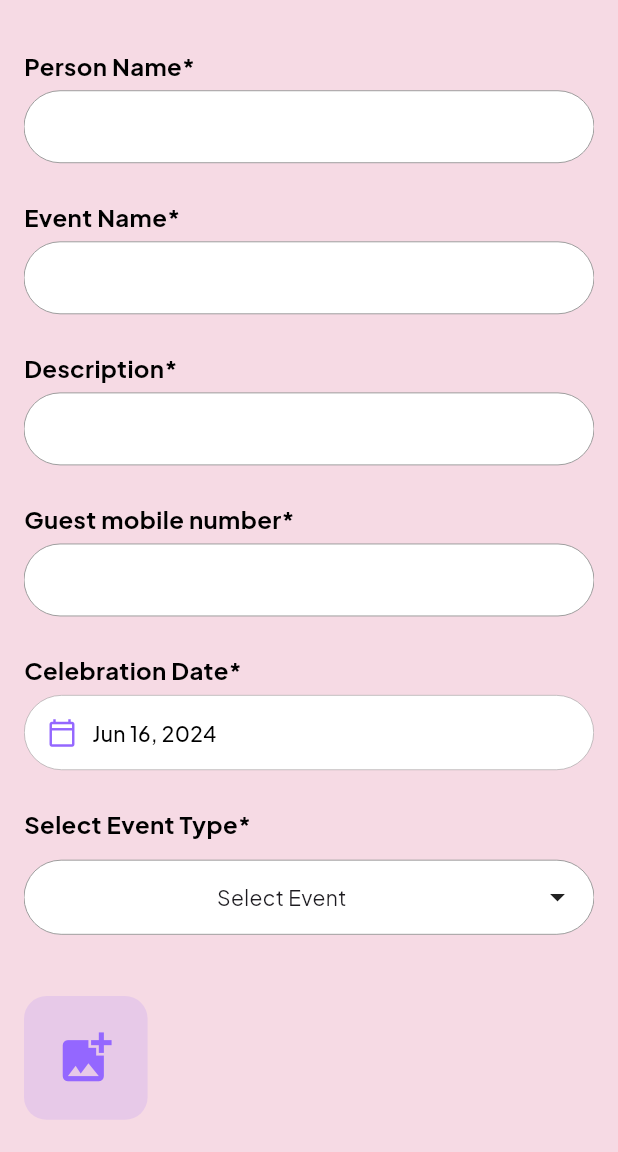
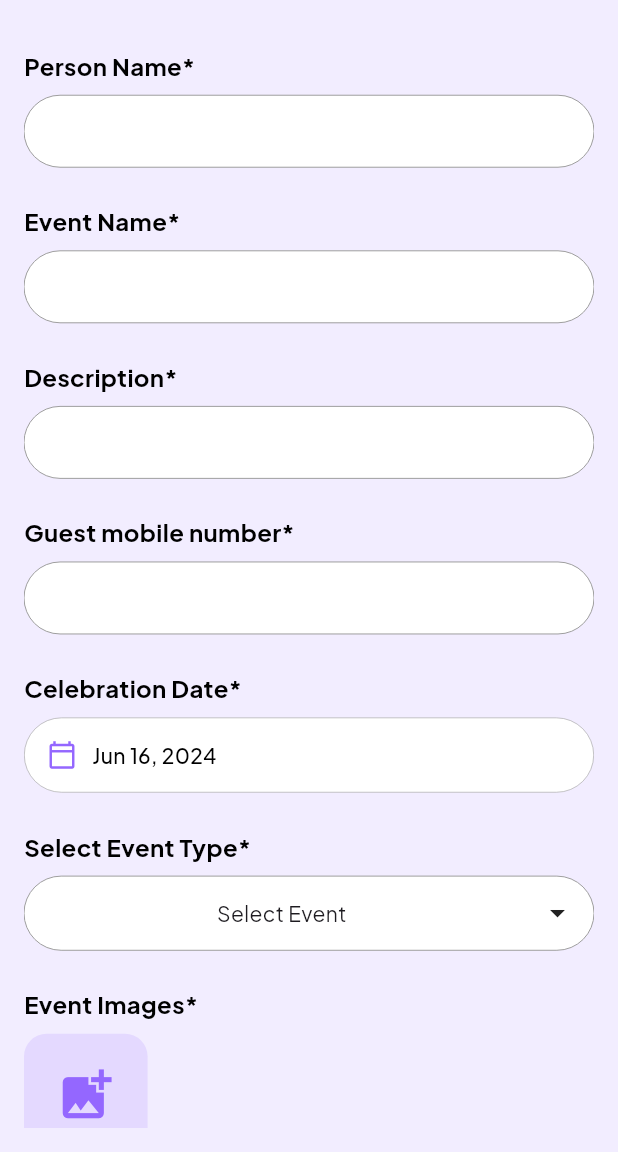
Before and after one commit to shubhamkumarmaghar/where_hearts_meet, a Flutter app: the AddEventScreen screen opened by its route, on a phone screen of 412 x 824 dp, the part 84-1236 px from its top. Run offline on Flutter 3.47's test engine with Material 3 defaults, Android fonts, the phone set to English and light mode, and no system bars; our stand-ins replace cached_network_image, cloud_firestore, confetti, dio, dots_indicator, easy_stepper and 16 more; missing offline and left inert: aws_s3_upload; accounts and stored records are empty; network calls fail.

Commit message:
module_enhancements

```diff
--- a/lib/create_event_module/controller/add_event_specials_controller.dart
+++ b/lib/create_event_module/controller/add_event_specials_controller.dart
@@ -114,7 +114,8 @@ class AddEventSpecialsController extends BaseController {
 
     var path = videoFile.path.split('/');
     final url = await FunctionsService.uploadFileToAWS(
-        eventKey: getAwsEventKey(pageIndex: pageIndex, eventId: 'eventId', fileName: path.last), file: videoFile);
+        eventKey: getAwsEventKey(pageIndex: pageIndex, eventId: eventDetailsModel.eventid ?? '', fileName: path.last),
+        file: videoFile);
 
     cancelLoaderDialog();
     if (pageIndex == EventSpecialPageIndex.addWishes) {
@@ -149,7 +150,7 @@ class AddEventSpecialsController extends BaseController {
     }
 
     final response = await _eventApiService.submitEventWishes(
-        eventId: 'eventId', imageFiles: imageFiles, videoFiles: wishesVideosList);
+        eventId: eventDetailsModel.eventid ?? '', imageFiles: imageFiles, videoFiles: wishesVideosList);
 
     cancelLoaderDialog();
   }
--- a/lib/create_event_module/screens/add_event_screen.dart
+++ b/lib/create_event_module/screens/add_event_screen.dart
@@ -25,7 +25,7 @@ class AddEventScreen extends StatelessWidget {
   @override
   Widget build(BuildContext context) {
     return Scaffold(
-      backgroundColor: appColor5,
+      backgroundColor: appColor4,
       appBar: appBarWidget(title: 'Create Event'),
       body: GestureDetector(
         onTap: () => FocusScope.of(context).requestFocus(FocusNode()),
@@ -71,8 +71,9 @@ class AddEventScreen extends StatelessWidget {
                     CustomTextField(
                         title: 'Guest mobile number*',
                         hint: 'Mobile number',
+                        inputType: TextInputType.phone,
                         onChanged: (text) {},
-                        controller: controller.infoController),
+                        controller: controller.guestMobileController),
                     SizedBox(
                       height: _mainHeight * 0.03,
                     ),
@@ -81,7 +82,7 @@ class AddEventScreen extends StatelessWidget {
                       style: const TextStyle(color: blackColor, fontSize: 16.0, fontWeight: FontWeight.w700),
                     ),
                     const SizedBox(
-                      height: 5,
+                      height: 8,
                     ),
                     Container(
                       height: 50,
@@ -121,8 +122,8 @@ class AddEventScreen extends StatelessWidget {
                       'Select Event Type*',
                       style: TextStyle(color: blackColor, fontSize: 16.0, fontWeight: FontWeight.w700),
                     ),
-                    SizedBox(
-                      height: _mainHeight * 0.015,
+                    const SizedBox(
+                      height: 8,
                     ),
                     InkWell(
                       onTap: () {
@@ -168,7 +169,14 @@ class AddEventScreen extends StatelessWidget {
                           )
                         : SizedBox.shrink(),
                     SizedBox(
-                      height: _mainHeight * 0.05,
+                      height: _mainHeight * 0.03,
+                    ),
+                    const Text(
+                      'Event Images*',
+                      style: TextStyle(color: blackColor, fontSize: 16.0, fontWeight: FontWeight.w700),
+                    ),
+                    const SizedBox(
+                      height: 8,
                     ),
                     SizedBox(height: screenHeight * 0.1, child: getImagesListWidget(controller: controller)),
 
--- a/lib/create_event_module/screens/add_wishes_screen.dart
+++ b/lib/create_event_module/screens/add_wishes_screen.dart
@@ -100,7 +100,8 @@ class AddWishesScreen extends StatelessWidget {
                       if (controller.wishesImagesList.isEmpty || controller.wishesVideosList.isEmpty) {
                         return;
                       }
-                      controller.onNextScreen(EventSpecialPageIndex.addGiftCards);
+
+                      controller.submitWishes();
                     }),
               )
             ],
--- a/lib/dashboard_module/screens/dashboard_screen.dart
+++ b/lib/dashboard_module/screens/dashboard_screen.dart
@@ -8,6 +8,7 @@ import 'package:where_hearts_meet/utils/consts/images_const.dart';
 import 'package:where_hearts_meet/utils/consts/screen_const.dart';
 import 'package:where_hearts_meet/utils/routes/routes_const.dart';
 import 'package:where_hearts_meet/utils/services/firebase_firestore_controller.dart';
+import 'package:where_hearts_meet/utils/widgets/base_container.dart';
 import 'package:where_hearts_meet/utils/widgets/event_card.dart';
 import '../../create_event_module/model/add_event_model.dart';
 import '../../utils/buttons/buttons.dart';
@@ -39,7 +40,7 @@ class DashboardScreen extends StatelessWidget {
           body: Container(
             height: screenHeight,
             width: screenWidth,
-            color: appColor5,
+            color: appColor4,
             padding: const EdgeInsets.symmetric(vertical: 15, horizontal: 15),
             child: SingleChildScrollView(
               child: Column(
--- a/lib/dashboard_module/widgets/dashboard_widgets.dart
+++ b/lib/dashboard_module/widgets/dashboard_widgets.dart
@@ -21,7 +21,7 @@ Widget getDrawerContentWidget({required IconData icon, required String heading,
             padding: const EdgeInsets.all(2),
             child: Icon(
               icon,
-              color: appColor3,
+              color: appColor2,
               size: 20,
             ),
           ),
--- a/lib/show_event_module/view/created_event_list_screen.dart
+++ b/lib/show_event_module/view/created_event_list_screen.dart
@@ -1,3 +1,5 @@
+import 'dart:developer';
+
 import 'package:flutter/material.dart';
 import 'package:get/get.dart';
 
@@ -14,6 +16,7 @@ class CreatedEventListScreen extends StatelessWidget {
 
   @override
   Widget build(BuildContext context) {
+    log('created event list class');
     return Scaffold(
       appBar: AppBar(title: Text('Created Events')),
       body: BaseContainer(
--- a/lib/splash_module/screens/splash_screen.dart
+++ b/lib/splash_module/screens/splash_screen.dart
@@ -23,7 +23,8 @@ class SplashScreen extends StatelessWidget {
         init: SplashController(),
         builder: (controller) {
           return Container(
-              decoration: BoxDecoration(gradient:LinearGradient(
+              decoration: BoxDecoration(
+                gradient:LinearGradient(
                   begin: Alignment.topCenter,
                   end: Alignment.bottomCenter,
                   colors: [
--- a/lib/utils/consts/images_const.dart
+++ b/lib/utils/consts/images_const.dart
@@ -5,3 +5,5 @@ const String intro2 = 'asset/images/intro2.jpg';
 const String intro3 = 'asset/images/intro3.jpg';
 const String intro4 = 'asset/images/intro4.jpg';
 const String intro5 = 'asset/images/intro5.jpg';
+const String dummyImage = 'asset/images/dummy_image.png';
+const String errorImage = 'asset/images/error_image.png';
--- a/lib/utils/model/event_type_model.dart
+++ b/lib/utils/model/event_type_model.dart
@@ -12,8 +12,8 @@ List<EventTypeModel> getEventsTypeList(){
   return [
     EventTypeModel(eventName: 'Select Event',eventTypeId: '0',eventIcon: Icons.select_all),
     EventTypeModel(eventName: 'Others',eventTypeId: '1',eventIcon: Icons.event),
-    EventTypeModel(eventName: 'Birthday',eventTypeId: '1',eventIcon: Icons.celebration),
-    EventTypeModel(eventName: 'Congratulation',eventTypeId: '2',eventIcon:Icons.content_paste),
+    EventTypeModel(eventName: 'Birthday',eventTypeId: '2',eventIcon: Icons.celebration),
+    EventTypeModel(eventName: 'Congratulation',eventTypeId: '3',eventIcon:Icons.content_paste),
     EventTypeModel(eventName: 'Proposal',eventTypeId: '4',eventIcon: Icons.ac_unit),
 
 
--- a/lib/utils/services/api_service.dart
+++ b/lib/utils/services/api_service.dart
@@ -50,7 +50,7 @@ class ApiService {
   }
   Future<Map<String, dynamic>> formDataPostApiCall({required String url, required Map<String, dynamic> data}) async {
     try {
-      FormData formData = FormData.fromMap(data);
+      FormData formData = FormData.fromMap(data,ListFormat.multiCompatible);
       Response response = await apiClient.dio.post(
         url,
         data: formData,
--- a/lib/utils/services/functions_service.dart
+++ b/lib/utils/services/functions_service.dart
@@ -11,17 +11,15 @@ class FunctionsService {
           accessKey: awsAccessKey,
           secretKey: awsSecretKey,
           file: file,
-          //  key: 'events/$eventId/wishes/${file.path}',
           key: eventKey,
           bucket: awsBucket,
           region: awsRegion,
-
           metadata: {"test": "test"} // optional
           );
 
-      if (url != null ) {
+      if (url != null) {
         return url;
-      }else{
+      } else {
         log('some issue ');
       }
     } catch (e) {
--- a/lib/utils/widgets/custom_text_field.dart
+++ b/lib/utils/widgets/custom_text_field.dart
@@ -53,7 +53,7 @@ class CustomTextField extends StatelessWidget {
             style: const TextStyle(color: blackColor, fontSize: 16.0, fontWeight: FontWeight.w700),
           ),
         const SizedBox(
-          height: 5,
+          height: 8,
         ),
         GestureDetector(
           onTap: () {
--- a/pubspec.yaml
+++ b/pubspec.yaml
@@ -58,6 +58,8 @@ dependencies:
   flutter_animate: ^4.5.0
   flutter_card_swiper: ^7.0.1
   intl: ^0.19.0
+  cached_network_image: ^3.3.1
+  shimmer: ^3.0.0
 
 dev_dependencies:
   flutter_test:
```
Also changed, not shown: lib/create_event_module/controller/add_event_controller.dart (+8 -9 lines), lib/create_event_module/service/create_event_service.dart (+5 -4 lines), lib/show_event_module/view/events_list_screen.dart (+32 -19 lines), lib/utils/widgets/base_container.dart (+11 -4 lines), lib/utils/widgets/cached_image.dart (added, +43 -0 lines), asset/images/dummy_image.png (added), asset/images/error_image.png (added), pubspec.lock.
